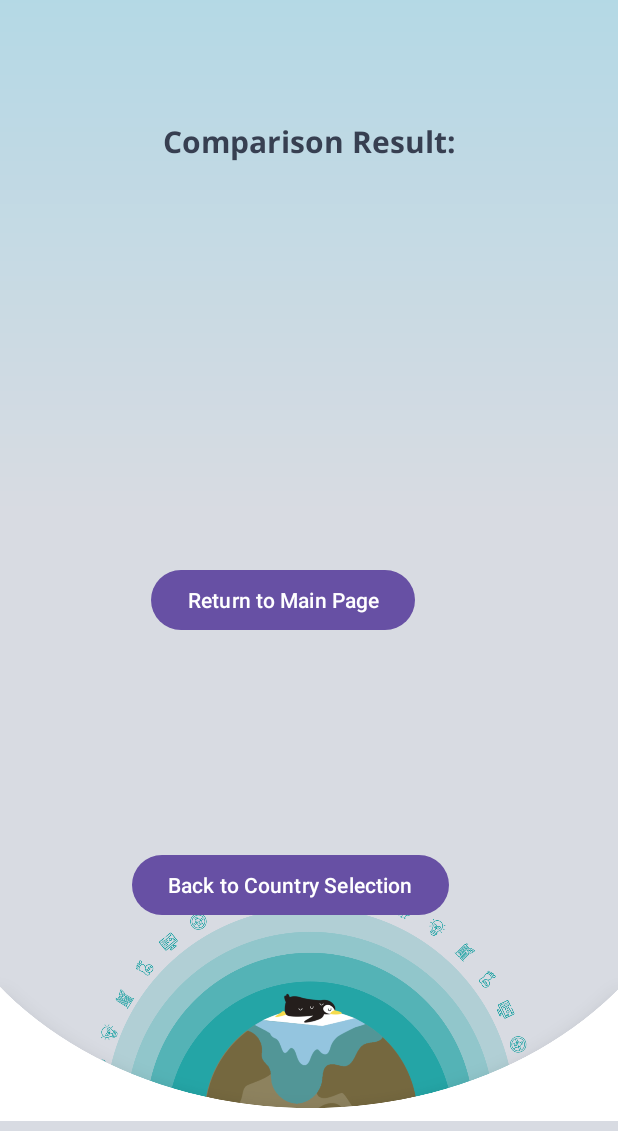
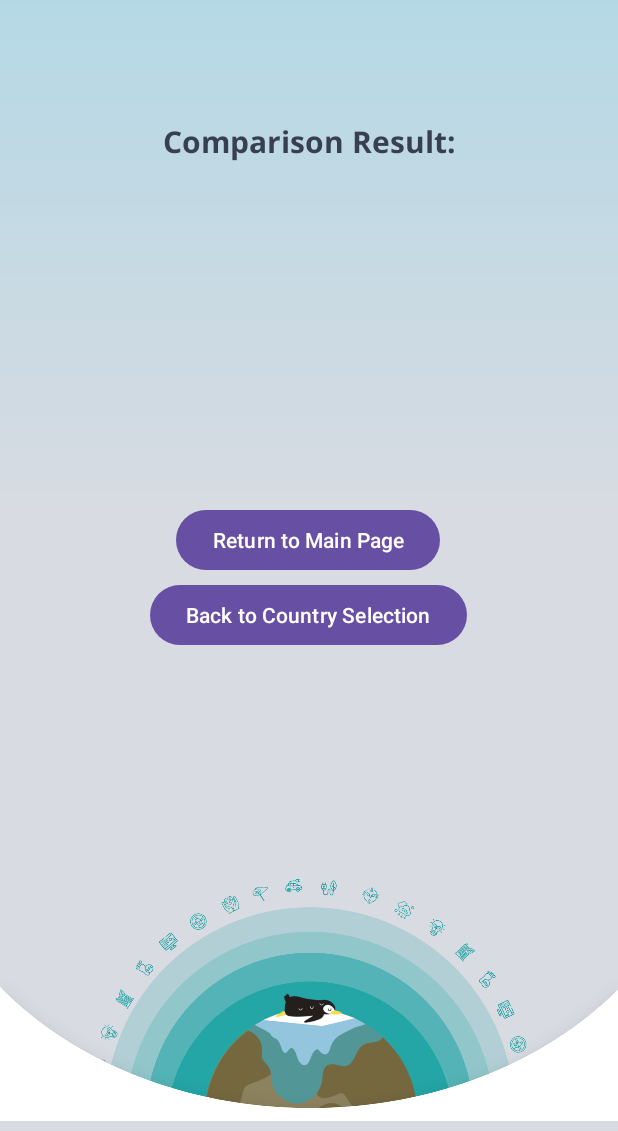
Before and after one commit to MaxHuang2037/Planetze, an Android app: the layout activity_compare_page.xml on its own in the app's theme, with its tools: preview values and no code run, on a phone screen of 412 x 824 dp, the part 105-1236 px from its top. Run offline under Robolectric (Android 15) with nearby library versions, the phone set to English and light mode, and no system bars.

Commit message:
fixed merges with compare country

```diff
--- a/Starter Application/app/src/main/res/layout/activity_compare_page.xml
+++ b/Starter Application/app/src/main/res/layout/activity_compare_page.xml
@@ -42,14 +42,6 @@
         app:layout_constraintVertical_bias="0"
         tools:layout_editor_absoluteY="550dp"
         app:layout_constraintBottom_toBottomOf="parent"/>
-        android:textSize="18sp"
-        app:layout_constraintBottom_toTopOf="@+id/main_button"
-        app:layout_constraintEnd_toEndOf="parent"
-        app:layout_constraintHorizontal_bias="0.0"
-        app:layout_constraintStart_toStartOf="parent"
-        app:layout_constraintTop_toBottomOf="@+id/Planetze"
-        app:layout_constraintVertical_bias="0.45"
-        tools:ignore="MissingConstraints" />
 
     <Button
         android:id="@+id/back_button"
@@ -57,9 +49,8 @@
         android:layout_height="wrap_content"
         android:layout_marginTop="2dp"
         android:text="Back to Country Selection"
-        app:layout_constraintBottom_toBottomOf="parent"
         app:layout_constraintEnd_toEndOf="parent"
-        app:layout_constraintHorizontal_bias="0.437"
+        app:layout_constraintHorizontal_bias="0.497"
         app:layout_constraintStart_toStartOf="parent"
         app:layout_constraintTop_toBottomOf="@+id/main_button"
         tools:ignore="MissingConstraints" />
@@ -69,9 +60,10 @@
         android:layout_width="wrap_content"
         android:layout_height="wrap_content"
         android:text="Return to Main Page"
+        android:layout_marginTop="100dp"
         app:layout_constraintBottom_toTopOf="@+id/back_button"
         app:layout_constraintEnd_toEndOf="parent"
-        app:layout_constraintHorizontal_bias="0.427"
+        app:layout_constraintHorizontal_bias="0.497"
         app:layout_constraintStart_toStartOf="parent"
         app:layout_constraintTop_toBottomOf="@+id/comparison_result"
         tools:ignore="MissingConstraints" />
```
Also changed, not shown: Starter Application/app/src/main/java/com/example/Planetzecarbontracker/ComparePage.java (+33 -7 lines).
